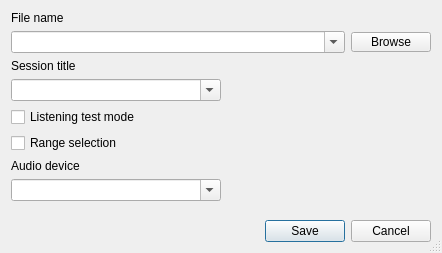
The window that litewiz/src/user_interface/aet_export_dialog.ui (panone/litewiz) describes before a commit, drawn with Qt 5.
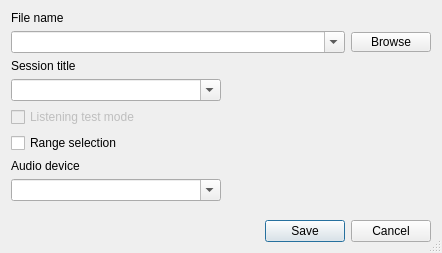
The same window after the commit. Custom widgets are drawn as their Qt base class.

Commit message: * disable listening test check box

Patch:
```diff
--- a/litewiz/src/user_interface/aet_export_dialog.ui
+++ b/litewiz/src/user_interface/aet_export_dialog.ui
@@ -102,6 +102,9 @@
    </item>
    <item>
     <widget class="QCheckBox" name="listeningTestCheckBox">
+     <property name="enabled">
+      <bool>false</bool>
+     </property>
      <property name="text">
       <string>Listening test mode</string>
      </property>
```
